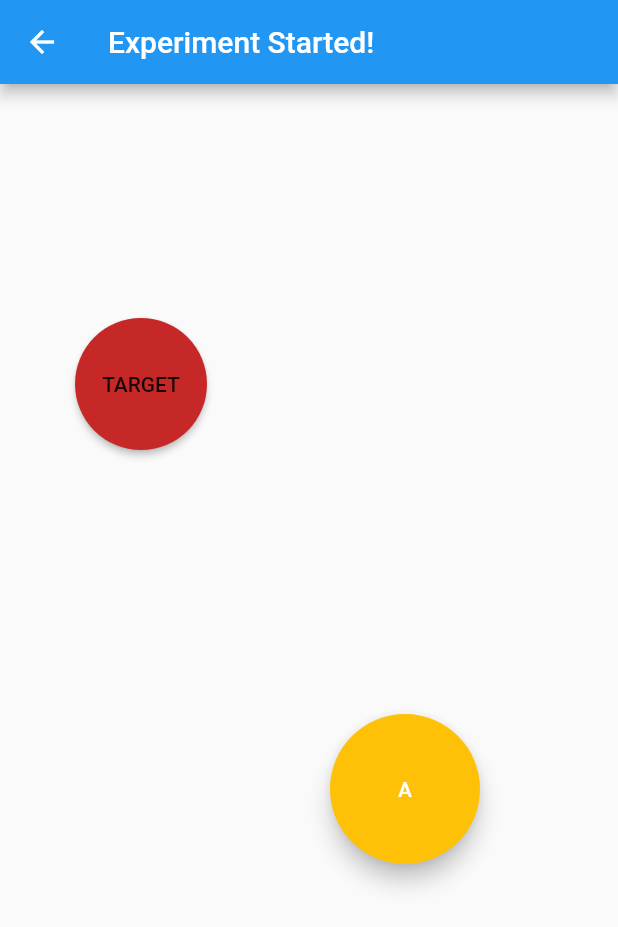
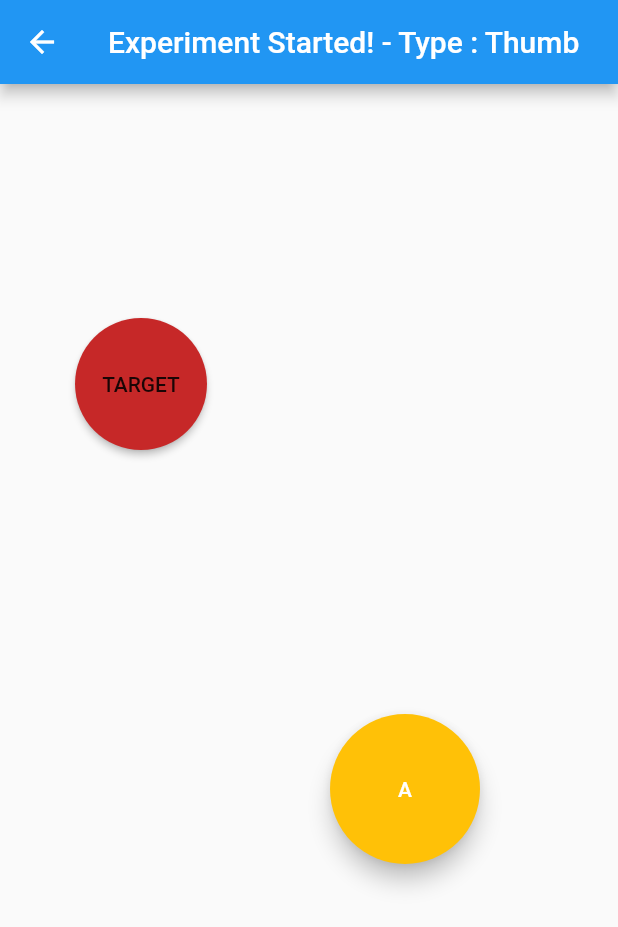
Before and after one commit to pouyaaghahoseini/mobile-hci-course, a Flutter app: the screen it shows after launch, after a tap on "Thumb", on a phone screen of 412 x 824 dp. Shown: the top 927 px of the screen. Run offline on Flutter 3.47's test engine with Material 2 defaults, Android fonts, the phone set to English and light mode, and no system bars.

Commit message:
add Input Method

```diff
--- a/assignment1/lib/pages/experiment.dart
+++ b/assignment1/lib/pages/experiment.dart
@@ -32,10 +32,12 @@ class _ExperimentState extends State<Experiment> {
 
   @override
   Widget build(BuildContext context) {
+    String inputMethod;
+    inputMethod = ModalRoute.of(context).settings.arguments;
     print("build function ran----");
     return Scaffold(
       appBar: AppBar(
-        title: Text("Experiment Started!"),
+        title: Text("Experiment Started! - Type : $inputMethod"),
       ),
       body: InkWell(
         onTap: () {
--- a/assignment1/lib/pages/home.dart
+++ b/assignment1/lib/pages/home.dart
@@ -41,7 +41,8 @@ class _HomeState extends State<Home> {
                   width: 150.0,
                   child: ElevatedButton(
                     onPressed: () {
-                      Navigator.pushNamed(context, '/experiment');
+                      Navigator.pushNamed(context, '/experiment',
+                          arguments: 'Thumb');
                     },
                     child: const Text(
                       "Thumb",
@@ -55,7 +56,8 @@ class _HomeState extends State<Home> {
                   width: 200.0,
                   child: ElevatedButton(
                     onPressed: () {
-                      Navigator.pushNamed(context, '/experiment');
+                      Navigator.pushNamed(context, '/experiment',
+                          arguments: 'Index');
                     },
                     child: const Text(
                       "Index Finger",
```
